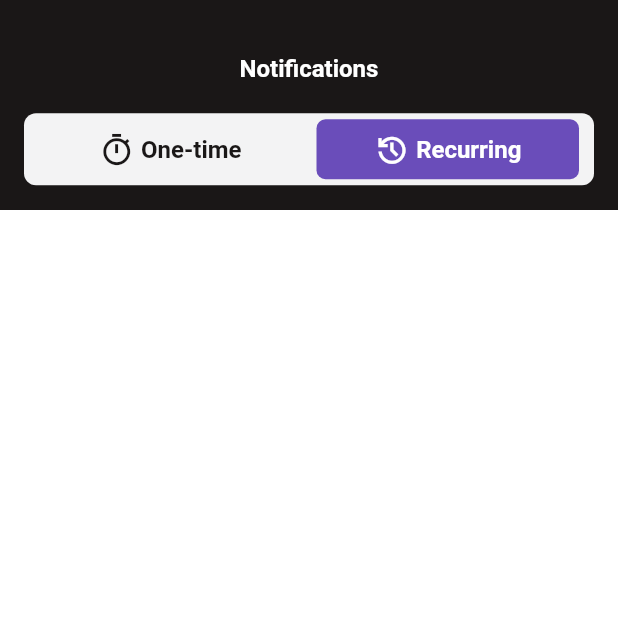
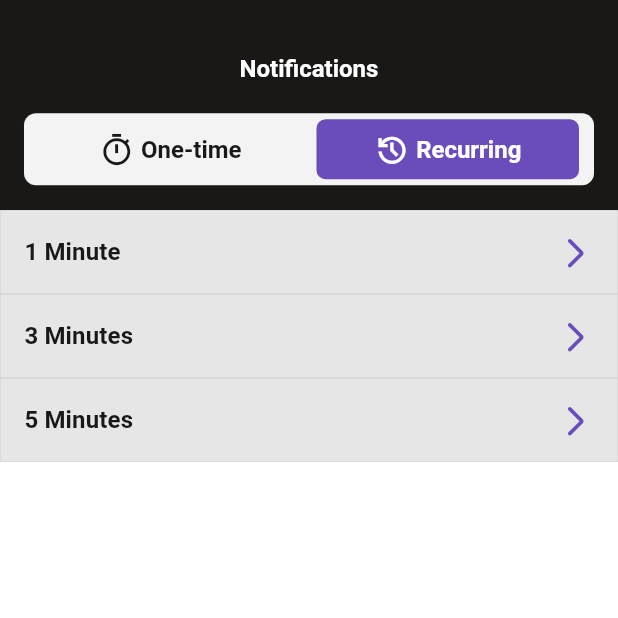
Before and after one commit to Sensornyy/noti, a Flutter app: the NotificationsScreen screen opened directly, after a tap on "Recurring", on a phone screen of 412 x 824 dp, the top half of it. Run offline on Flutter 3.47's test engine with Material 3 defaults, Android fonts, the phone set to English and light mode, and no system bars; our stand-ins replace flutter_bloc, flutter_local_notifications, freezed_annotation, pinput, timezone; generated files the repository leaves out were written again.

Commit message:
feature(notification): add recurring notifications

```diff
--- a/lib/core/shared_widgets/main_app_bar.dart
+++ b/lib/core/shared_widgets/main_app_bar.dart
@@ -21,6 +21,7 @@ class MainAppBar extends StatelessWidget implements PreferredSizeWidget {
     return AppBar(
       toolbarHeight: toolbarHeight,
       leading: leading,
+      automaticallyImplyLeading: false,
       title: Padding(
         padding: const EdgeInsets.only(top: _topPadding),
         child: Column(
--- a/lib/core/style/app_theme.dart
+++ b/lib/core/style/app_theme.dart
@@ -97,6 +97,11 @@ final ThemeData appTheme = ThemeData(
       fontWeight: FontWeight.w700,
       color: AppTheme.textColor,
     ),
+    titleSmall: TextStyle(
+      fontSize: AppTheme.titleSmallSize,
+      fontWeight: FontWeight.w700,
+      color: AppTheme.textColor,
+    ),
   ),
 );
 
@@ -133,6 +138,7 @@ abstract class AppTheme {
   static const double appBarTitleSize = 16.0;
   static const double textButtonTitleSize = 14.0;
   static const double titleLargeSize = 20.0;
+  static const double titleSmallSize = 16.0;
   static const double elevatedButtonTitleSize = 16.0;
   static const double elevatedButtonPadding = 20.0;
   static const double elevatedButtonRadius = 10.0;
--- a/lib/core/utils/date_util.dart
+++ b/lib/core/utils/date_util.dart
@@ -11,6 +11,10 @@ class DateUtil {
 
   static String toStringFromDate(DateTime time) {
     return DateFormat(format).format(time);
+  }
+
+  static String toFormattedStringFromDateTime(DateTime time) {
+    return DateFormat.Hm().format(time);
   }
 
   static DateTime toDateTimeFromString(String time) {
--- /dev/null
+++ b/lib/features/notifications/data/service/notification_service.dart
@@ -0,0 +1,146 @@
+import 'dart:async';
+
+import 'package:flutter_local_notifications/flutter_local_notifications.dart';
+import 'package:noti/features/notifications/data/model/notification_model.dart';
+import 'package:noti/features/notifications/data/model/notification_type.dart';
+import 'package:timezone/data/latest.dart' as tz;
+import 'package:timezone/timezone.dart' as tz;
+
+class NotificationService {
+  static final FlutterLocalNotificationsPlugin flutterLocalNotificationsPlugin =
+      FlutterLocalNotificationsPlugin();
+
+  static final StreamController<DateTime> _notificationSentController =
+      StreamController<DateTime>.broadcast();
+
+  static Stream<DateTime> get onNotificationSent => _notificationSentController.stream;
+
+  static final List<NotificationModel> recurrentNotifications = [];
+  static final List<NotificationModel> oneTimeNotifications = [];
+
+  static void addOneTimeNotification(NotificationModel notification) {
+    oneTimeNotifications.add(notification);
+  }
+
+  static void removeOneTimeNotification(DateTime id) {
+    oneTimeNotifications.removeWhere((noti) => noti.id == id);
+  }
+
+  static void addRecurringNotification(NotificationModel notification) {
+    recurrentNotifications.add(notification);
+  }
+
+  static void removeRecurringNotification(DateTime id) {
+    recurrentNotifications.removeWhere((noti) => noti.id == id);
+  }
+
+  static void removeOneTimeNotificationAfterUse() {
+    Timer.periodic(const Duration(seconds: 1), (timer) {
+      DateTime now = DateTime.now();
+      for (var noti in oneTimeNotifications) {
+        if (now.isAfter(noti.time)) {
+          _notificationSentController.add(noti.id);
+        }
+      }
+    });
+  }
+
+  static void showRecurrentNotifications() {
+    Timer.periodic(const Duration(seconds: 1), (timer) {
+      DateTime now = DateTime.now();
+      for (var noti in recurrentNotifications) {
+        final Duration difference = now.difference(noti.time);
+        final differenceInSeconds = difference.inSeconds;
+        if (differenceInSeconds >= 60) {
+          if (noti.notificationType == NotificationType.oneMinute &&
+              differenceInSeconds % 60 == 0) {
+            scheduleNotification(noti);
+          } else if (noti.notificationType == NotificationType.threeMinutes &&
+              differenceInSeconds % 180 == 0) {
+            scheduleNotification(noti);
+          } else if (noti.notificationType == NotificationType.fiveMinutes &&
+              differenceInSeconds % 300 == 0) {
+            scheduleNotification(noti);
+          }
+        }
+      }
+    });
+  }
+
+  static Future<void> init() async {
+    const AndroidInitializationSettings initializationSettingsAndroid =
+        AndroidInitializationSettings('@mipmap/ic_launcher');
+
+    final DarwinInitializationSettings initializationSettingsDarwin = DarwinInitializationSettings(
+        onDidReceiveLocalNotification: (id, title, body, payload) => null);
+
+    final InitializationSettings initializationSettings = InitializationSettings(
+      android: initializationSettingsAndroid,
+      iOS: initializationSettingsDarwin,
+    );
+    flutterLocalNotificationsPlugin.initialize(initializationSettings,
+        onDidReceiveNotificationResponse: (details) => null);
+
+    showRecurrentNotifications();
+    removeOneTimeNotificationAfterUse();
+  }
+
+  static Future<void> scheduleNotification(NotificationModel notification) async {
+    tz.initializeTimeZones();
+    tz.setLocalLocation(tz.getLocation('Europe/Zaporozhye'));
+    final time = notification.time;
+
+    final AndroidNotificationDetails androidPlatformChannelSpecifics = AndroidNotificationDetails(
+      notification.id.toString(),
+      'your channel name',
+      channelDescription: 'your channel description',
+      importance: Importance.max,
+      priority: Priority.high,
+      ticker: 'ticker',
+    );
+    const DarwinNotificationDetails iOSPlatformChannelSpecifics = DarwinNotificationDetails(
+      presentAlert: true,
+      presentBadge: true,
+      presentSound: true,
+    );
+    final NotificationDetails platformChannelSpecifics = NotificationDetails(
+      android: androidPlatformChannelSpecifics,
+      iOS: iOSPlatformChannelSpecifics,
+    );
+
+    if (notification.notificationType == NotificationType.oneTime) {
+      final tzTime = tz.TZDateTime(
+        tz.local,
+        time.year,
+        time.month,
+        time.day,
+        time.hour,
+        time.minute,
+        time.second,
+      );
+      await flutterLocalNotificationsPlugin
+          .zonedSchedule(
+            notification.id.hashCode,
+            'noti',
+            notification.message,
+            tzTime,
+            platformChannelSpecifics,
+            androidScheduleMode: AndroidScheduleMode.exactAllowWhileIdle,
+            uiLocalNotificationDateInterpretation:
+                UILocalNotificationDateInterpretation.absoluteTime,
+          )
+          .whenComplete(() => addOneTimeNotification(notification));
+    } else {
+      await flutterLocalNotificationsPlugin.show(
+        notification.id.hashCode,
+        'noti',
+        notification.message,
+        platformChannelSpecifics,
+      );
+    }
+  }
+
+  static Future<void> cancelNotification(DateTime id) async {
+    await flutterLocalNotificationsPlugin.cancel(id.hashCode);
+  }
+}
--- a/lib/features/notifications/presentation/screens/notifications_screen.dart
+++ b/lib/features/notifications/presentation/screens/notifications_screen.dart
@@ -1,9 +1,7 @@
 import 'package:flutter/material.dart';
 import 'package:flutter_bloc/flutter_bloc.dart';
 import 'package:noti/core/shared_widgets/loading_indicator.dart';
-import 'package:noti/core/style/app_icons.dart';
 import 'package:noti/core/style/app_theme.dart';
-import 'package:noti/features/notifications/data/model/notification_model.dart';
 import 'package:noti/features/notifications/data/model/notification_type.dart';
 import 'package:noti/features/notifications/presentation/bloc/icon_cubit/icon_cubit.dart';
 import 'package:noti/features/notifications/presentation/bloc/notifications_bar_bloc/notifications_bar_bloc.dart';
@@ -12,13 +10,14 @@ import 'package:noti/features/notifications/presentation/screens/add_or_edit_not
 import 'package:noti/features/notifications/presentation/widgets/add_notifications_button.dart';
 import 'package:noti/features/notifications/presentation/widgets/notifications_app_bar.dart';
 import 'package:noti/features/notifications/presentation/widgets/notifications_list_widget.dart';
+import 'package:noti/features/notifications/presentation/widgets/recurring_list_widget.dart';
 
 class NotificationsScreen extends StatelessWidget {
   const NotificationsScreen({Key? key}) : super(key: key);
 
   @override
   Widget build(BuildContext context) {
-    final notificationsBloc = BlocProvider.of<NotificationsBloc>(context);
+
 
     return SafeArea(
       child: Scaffold(
@@ -26,15 +25,14 @@ class NotificationsScreen extends StatelessWidget {
         body: BlocBuilder<NotificationsBarBloc, NotificationsBarState>(
           builder: (context, state) {
             return state.when(
-                oneTime: () =>
-                    BlocBuilder<NotificationsBloc, NotificationsState>(
+              oneTime: () => BlocBuilder<NotificationsBloc, NotificationsState>(
                 builder: (context, state) {
-                        notificationsBloc.add(
-                            const NotificationsEvent.getNotifications(NotificationType.oneTime));
+                  BlocProvider.of<NotificationsBloc>(context).add(
+                    const NotificationsEvent.getNotifications(NotificationType.oneTime),
+                  );
                   return state.when(
                     loading: () => const LoadingIndicator(),
-                          loaded: (list) =>
-                              Stack(
+                    loaded: (list) => Stack(
                       children: [
                         NotificationsListWidget(
                           notificationsList: list,
@@ -42,17 +40,15 @@ class NotificationsScreen extends StatelessWidget {
                         Align(
                           alignment: Alignment.bottomCenter,
                           child: Padding(
-                                      padding:
-                                      const EdgeInsets.only(bottom: AppTheme.elevatedButtonPadding),
+                            padding: const EdgeInsets.only(bottom: AppTheme.elevatedButtonPadding),
                             child: AddNotificationsButton(
                               onPressed: () {
                                 Navigator.push(
                                   context,
                                   MaterialPageRoute(
-                                              builder: (context) =>
-                                                  BlocProvider(
+                                    builder: (context) => BlocProvider(
                                       create: (context) => IconCubit(),
-                                                    child: AddOrEditNotificationScreen(
+                                      child: const AddOrEditNotificationScreen(
                                         notificationType: NotificationType.oneTime,
                                       ),
                                     ),
@@ -67,7 +63,8 @@ class NotificationsScreen extends StatelessWidget {
                   );
                 },
               ),
-                recurring: () => const Stack());
+              recurring: () => const RecurringListWidget(),
+            );
           },
         ),
       ),
--- a/lib/features/notifications/presentation/widgets/notifications_list_widget.dart
+++ b/lib/features/notifications/presentation/widgets/notifications_list_widget.dart
@@ -1,6 +1,5 @@
-import 'package:flutter/cupertino.dart';
 import 'package:flutter/material.dart';
-import 'package:noti/core/style/app_icons.dart';
+import 'package:noti/features/notifications/presentation/widgets/notification_widget.dart';
 
 class NotificationsListWidget extends StatelessWidget {
   const NotificationsListWidget({
@@ -10,29 +9,21 @@ class NotificationsListWidget extends StatelessWidget {
 
   final List notificationsList;
 
-  static const double _iconSize = 75.0;
-  static const String _emptyListTip = 'No notifications. Press to add new notifications';
+  static const double _padding = 100.0;
 
   @override
   Widget build(BuildContext context) {
-    return notificationsList.isEmpty
-        ? const Center(
-            child: Column(
-              mainAxisAlignment: MainAxisAlignment.center,
-              children: [
-                Icon(
-                  AppIcons.addCircle,
-                  size: _iconSize,
-                ),
-                Text(_emptyListTip)
-              ],
-            ),
-          )
-        : ListView.builder(
-            itemCount: notificationsList.length,
-            itemBuilder: (context, index) {
-              return Text('$index');
-            },
-          );
+    return ListView.builder(
+      itemCount: notificationsList.length,
+      itemBuilder: (context, index) {
+        return Padding(
+          padding: index == notificationsList.length - 1
+              ? const EdgeInsets.only(bottom: _padding)
+              : EdgeInsets.zero,
+          child: NotificationWidget(notification: notificationsList[index]),
+        );
+      },
+      physics: const BouncingScrollPhysics(),
+    );
   }
 }
--- /dev/null
+++ b/lib/features/notifications/presentation/widgets/recurring_container.dart
@@ -0,0 +1,46 @@
+import 'package:flutter/material.dart';
+import 'package:noti/core/style/app_icons.dart';
+import 'package:noti/core/style/app_theme.dart';
+
+class RecurringContainer extends StatelessWidget {
+  const RecurringContainer({
+    required this.text,
+    required this.onPressed,
+    Key? key,
+  }) : super(key: key);
+
+  final String text;
+  final Function() onPressed;
+
+  @override
+  Widget build(BuildContext context) {
+    return GestureDetector(
+      onTap: onPressed,
+      child: Container(
+        width: double.infinity,
+        height: 56.0,
+        padding: const EdgeInsets.symmetric(horizontal: 16),
+        decoration: BoxDecoration(
+          color: AppTheme.iconBorder,
+          border: Border.all(
+            color: AppTheme.pinputSeparator,
+            width: 0.2,
+          ),
+        ),
+        child: Row(
+          mainAxisAlignment: MainAxisAlignment.spaceBetween,
+          children: [
+            Text(
+              text,
+              style: Theme.of(context).textTheme.titleSmall,
+            ),
+            const Icon(
+              AppIcons.arrowForward,
+              color: AppTheme.buttonActive,
+            )
+          ],
+        ),
+      ),
+    );
+  }
+}
--- /dev/null
+++ b/lib/features/notifications/presentation/widgets/recurring_list_widget.dart
@@ -0,0 +1,39 @@
+import 'package:flutter/material.dart';
+import 'package:noti/features/notifications/data/model/notification_type.dart';
+import 'package:noti/features/notifications/presentation/screens/recurring_screen.dart';
+import 'package:noti/features/notifications/presentation/widgets/recurring_container.dart';
+
+class RecurringListWidget extends StatelessWidget {
+  const RecurringListWidget({Key? key}) : super(key: key);
+
+  static const String _oneMinute = '1 Minute';
+  static const String _threeMinutes = '3 Minutes';
+  static const String _fiveMinutes = '5 Minutes';
+  static const List<String> _texts = [
+    _oneMinute,
+    _threeMinutes,
+    _fiveMinutes,
+  ];
+  static const List<NotificationType> _types = [
+    NotificationType.oneMinute,
+    NotificationType.threeMinutes,
+    NotificationType.fiveMinutes,
+  ];
+
+  @override
+  Widget build(BuildContext context) {
+    return ListView.builder(
+      physics: const NeverScrollableScrollPhysics(),
+      itemCount: _texts.length,
+      itemBuilder: (context, index) => RecurringContainer(
+        text: _texts[index],
+        onPressed: () => Navigator.push(
+          context,
+          MaterialPageRoute(
+            builder: (context) => RecurringScreen(notificationType: _types[index]),
+          ),
+        ),
+      ),
+    );
+  }
+}
--- a/pubspec.yaml
+++ b/pubspec.yaml
@@ -41,6 +41,7 @@ dependencies:
   freezed_annotation: ^2.4.1
   build_runner: ^2.4.8
   pinput: 3.0.1
+  flutter_local_notifications: ^16.3.2
 
 dev_dependencies:
   flutter_test:
```
Also changed, not shown: lib/core/utils/validator_util.dart (+6 -2 lines), lib/features/auth/screens/auth_screen.dart (+26 -2 lines), lib/features/notifications/presentation/bloc/notifications_bloc/notifications_bloc.dart (+27 -11 lines), lib/features/notifications/presentation/screens/add_or_edit_notification_screen.dart (+30 -6 lines), lib/features/notifications/presentation/screens/recurring_screen.dart (added, +90 -0 lines), lib/features/notifications/presentation/widgets/icon_style_bottom_sheet.dart (+4 -5 lines), lib/features/notifications/presentation/widgets/icon_widget.dart (+9 -3 lines), lib/features/notifications/presentation/widgets/notification_widget.dart (added, +149 -0 lines), lib/main.dart (+8 -5 lines), pubspec.lock, 4 other files. Lines whose indentation alone changed are shown as unchanged.
